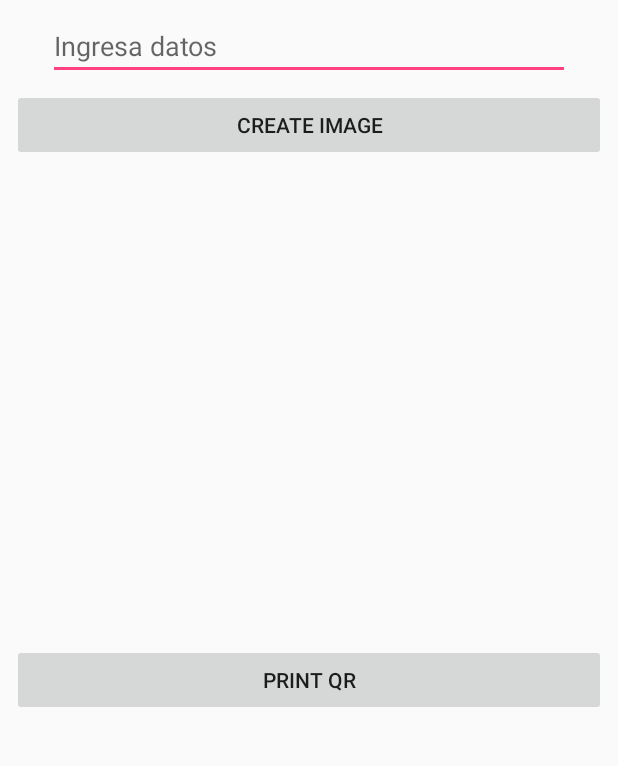
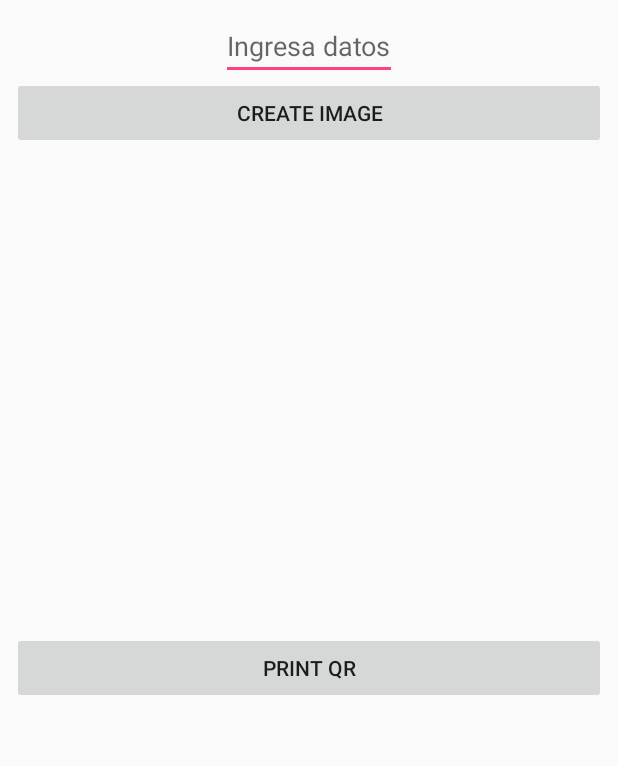
Before and after one commit to Dragonxero/PrintingEko, an Android app: the screen it shows after launch (MainActivity), on a phone screen of 412 x 824 dp, the part 84-850 px from its top. Run offline under Robolectric (Android 15) with nearby library versions, the phone set to English and light mode, and no system bars; pictures from the network do not load; 3 statements that could not run were skipped.

Commit message:
Fixed app crash

```diff
--- a/TestingPrint/app/build.gradle
+++ b/TestingPrint/app/build.gradle
@@ -28,11 +28,11 @@ dependencies {
     androidTestCompile('com.android.support.test.espresso:espresso-core:2.2.2', {
         exclude group: 'com.android.support', module: 'support-annotations'
     })
+    //Libreria para generacion de codigos Qr.
+    compile files('libs/microlog4android.jar')
     compile 'com.android.support:appcompat-v7:25.3.1'
     compile 'com.android.support.constraint:constraint-layout:1.0.2'
     compile 'com.android.support:support-v4:25.0.0'
-    //Libreria para generacion de codigos Qr.
     compile 'com.google.zxing:core:3.2.1'
-    compile files('libs/microlog4android.jar')
     testCompile 'junit:junit:4.12'
 }
--- a/TestingPrint/app/src/main/AndroidManifest.xml
+++ b/TestingPrint/app/src/main/AndroidManifest.xml
@@ -10,16 +10,18 @@
     <uses-permission android:name="android.permission.CAMERA" />
     <uses-permission android:name="android.permission.ACCESS_WIFI_STATE" />
     <uses-permission android:name="android.permission.ACCESS_SUPERUSER" />
-    <uses-permission android:name="android.permission.INTERACT_ACROSS_USERS_FULL" android:protectionLevel="signature"/>
+    <uses-permission
+        android:name="android.permission.INTERACT_ACROSS_USERS_FULL"
+        android:protectionLevel="signature" />
 
     <application
         android:allowBackup="true"
+        android:hardwareAccelerated="false"
         android:icon="@mipmap/ic_launcher"
         android:label="@string/app_name"
         android:roundIcon="@mipmap/ic_launcher_round"
         android:supportsRtl="true"
-        android:theme="@style/AppTheme"
-        android:hardwareAccelerated="false">
+        android:theme="@style/AppTheme">
         <activity android:name=".MainActivity">
             <intent-filter>
                 <action android:name="android.intent.action.MAIN" />
--- a/TestingPrint/app/src/main/java/com/example/matthew/testingprint/MainActivity.java
+++ b/TestingPrint/app/src/main/java/com/example/matthew/testingprint/MainActivity.java
@@ -8,10 +8,8 @@ import android.os.Environment;
 import android.support.v7.app.AppCompatActivity;
 import android.util.Log;
 import android.view.View;
-import android.widget.Button;
 import android.widget.EditText;
 import android.widget.ImageView;
-import android.widget.TextView;
 import android.widget.Toast;
 
 import com.google.zxing.BarcodeFormat;
@@ -35,21 +33,20 @@ public class MainActivity extends AppCompatActivity {
     public final static int QRcodeWidth = 500;
     private static final String IMAGE_DIRECTORY = "/QRcodeDemonuts";
     Bitmap bitmap;
-
-    EditText data = (EditText) findViewById(R.id.textdata);
-    ImageView qr = (ImageView) findViewById(R.id.qrfield);
+    EditText data;
+    ImageView qr;
 
     @Override
     protected void onCreate(Bundle savedInstanceState) {
         super.onCreate(savedInstanceState);
         setContentView(R.layout.activity_main);
-
+        data = (EditText) findViewById(R.id.textdata);
+        qr = (ImageView) findViewById(R.id.qrfield);
         CommEntity.init();
-
     }
 
         public void createQR(View view) {
-
+            EditText data = (EditText) findViewById(R.id.textdata);
             if (data.getText().toString().trim().length() == 0) {
                 Toast.makeText(MainActivity.this, "Enter String!", Toast.LENGTH_SHORT).show();
             } else {
@@ -65,7 +62,8 @@ public class MainActivity extends AppCompatActivity {
         }
 
     public void printQR(View view) {
-        String textModel = new String(IOUtils.readResource("assets/model/voucher_qr.txt"));
+        EditText data = (EditText) findViewById(R.id.textdata);
+        String textModel = new String(IOUtils.readResource("assets/model/voucher_inst.txt"));
         HashMap<String, String> hsmpParam = new HashMap<>();
         String info = data.getText().toString().trim();
         //TODO: Find a way to send qr to the printer.
@@ -104,7 +102,6 @@ public class MainActivity extends AppCompatActivity {
             e1.printStackTrace();
         }
         return "";
-
     }
 
     public BitMatrix bitMatrix;
@@ -132,7 +129,6 @@ public class MainActivity extends AppCompatActivity {
             int offset = y * bitMatrixWidth;
 
             for (int x = 0; x < bitMatrixWidth; x++) {
-
                 pixels[offset + x] = bitMatrix.get(x, y) ?
                         getResources().getColor(R.color.colorBlack) : getResources().getColor(R.color.colorWhite);
             }
--- a/TestingPrint/app/src/main/res/layout/activity_main.xml
+++ b/TestingPrint/app/src/main/res/layout/activity_main.xml
@@ -1,6 +1,5 @@
 <?xml version="1.0" encoding="utf-8"?>
-<android.support.constraint.ConstraintLayout
-    xmlns:android="http://schemas.android.com/apk/res/android"
+<android.support.constraint.ConstraintLayout xmlns:android="http://schemas.android.com/apk/res/android"
     xmlns:app="http://schemas.android.com/apk/res-auto"
     xmlns:tools="http://schemas.android.com/tools"
     android:layout_width="match_parent"
@@ -9,17 +8,17 @@
 
     <EditText
         android:id="@+id/textdata"
-        android:layout_width="348dp"
+        android:layout_width="wrap_content"
         android:layout_height="0dp"
+        android:layout_marginEnd="8dp"
+        android:layout_marginLeft="8dp"
+        android:layout_marginRight="8dp"
+        android:layout_marginStart="8dp"
+        android:layout_marginTop="8dp"
         android:hint="Ingresa datos"
-        app:layout_constraintTop_toTopOf="parent"
-        android:layout_marginTop="8dp"
-        android:layout_marginRight="8dp"
+        app:layout_constraintLeft_toLeftOf="parent"
         app:layout_constraintRight_toRightOf="parent"
-        android:layout_marginLeft="8dp"
-        app:layout_constraintLeft_toLeftOf="parent"
-        android:layout_marginStart="8dp"
-        android:layout_marginEnd="8dp" />
+        app:layout_constraintTop_toTopOf="parent" />
 
     <Button
         android:id="@+id/btn_create"
@@ -29,28 +28,25 @@
         android:layout_marginLeft="8dp"
         android:layout_marginRight="8dp"
         android:layout_marginStart="8dp"
-        android:layout_marginTop="6dp"
+        android:layout_marginTop="-2dp"
         android:onClick="createQR"
         android:text="Create Image"
         app:layout_constraintLeft_toLeftOf="parent"
         app:layout_constraintRight_toRightOf="parent"
-        app:layout_constraintTop_toBottomOf="@+id/textdata"
-        app:layout_constraintHorizontal_bias="0.0" />
+        app:layout_constraintTop_toBottomOf="@+id/textdata" />
 
     <ImageView
         android:id="@+id/qrfield"
         android:layout_width="300dp"
         android:layout_height="300dp"
-
+        android:layout_marginEnd="8dp"
         android:layout_marginLeft="8dp"
         android:layout_marginRight="8dp"
+        android:layout_marginStart="8dp"
         android:layout_marginTop="6dp"
         app:layout_constraintLeft_toLeftOf="parent"
         app:layout_constraintRight_toRightOf="parent"
-        app:layout_constraintTop_toBottomOf="@+id/btn_create"
-        android:layout_marginStart="8dp"
-        android:layout_marginEnd="8dp"
-        app:layout_constraintHorizontal_bias="0.544" />
+        app:layout_constraintTop_toBottomOf="@+id/btn_create" />
 
     <Button
         android:id="@+id/btn_print"
@@ -63,7 +59,6 @@
         android:layout_marginTop="16dp"
         android:onClick="printQR"
         android:text="Print QR"
-        app:layout_constraintHorizontal_bias="0.0"
         app:layout_constraintLeft_toLeftOf="parent"
         app:layout_constraintRight_toRightOf="parent"
         app:layout_constraintTop_toBottomOf="@+id/qrfield" />
```
Lines whose indentation alone changed are shown as unchanged.
